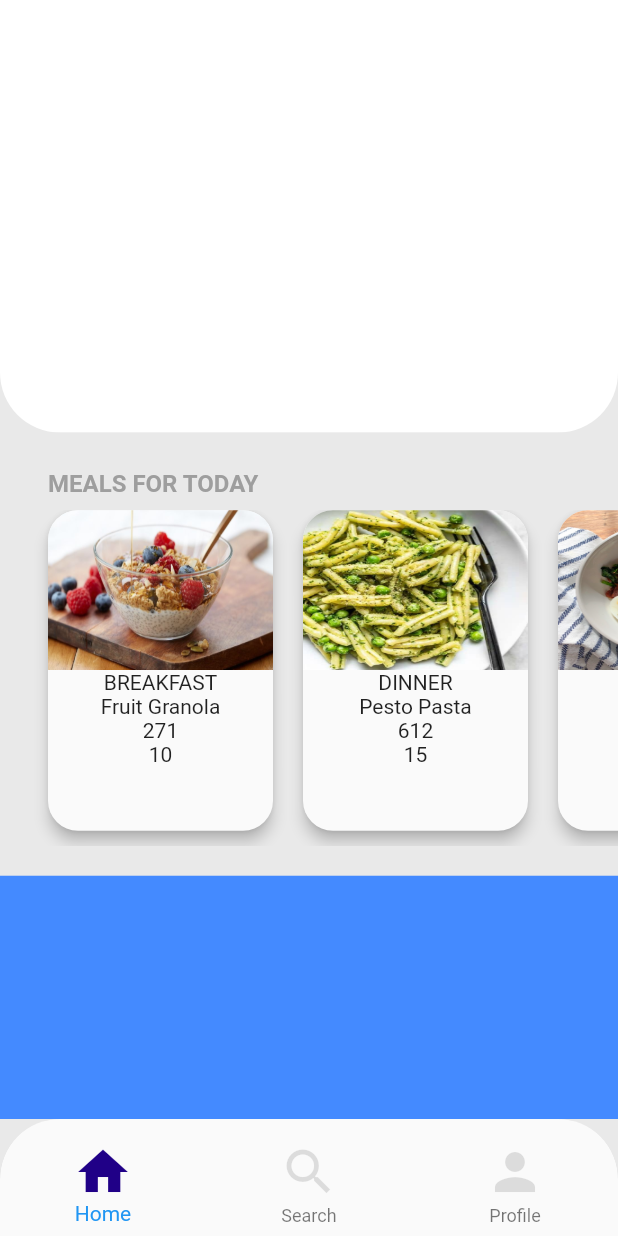
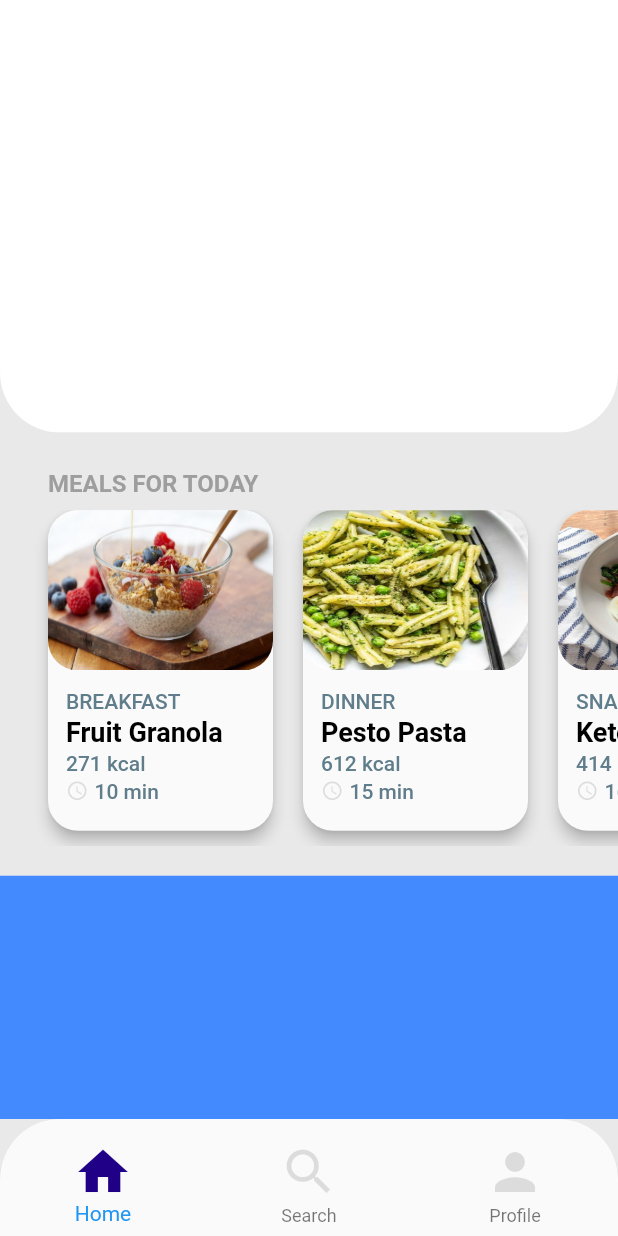
Before and after one commit to RafaelMScience/training_and_diet_app, a Flutter app: the screen it shows after launch, on a phone screen of 412 x 824 dp. Run offline on Flutter 3.47's test engine with Material 2 defaults, Android fonts, the phone set to English and light mode, and no system bars.

Commit message:
Feat: Meals for Today Block
- Add Meals para todos os dias em formato de block

```diff
--- a/lib/ui/pages/profile_screen.dart
+++ b/lib/ui/pages/profile_screen.dart
@@ -141,12 +141,13 @@ class _MealCard extends StatelessWidget {
         borderRadius: BorderRadius.all(Radius.circular(20)),
         elevation: 4,
         child: Column(
+          crossAxisAlignment: CrossAxisAlignment.start,
           mainAxisSize: MainAxisSize.max,
           children: <Widget>[
             Flexible(
               fit: FlexFit.tight,
               child: ClipRRect(
-                borderRadius: BorderRadius.vertical(top: Radius.circular(20)),
+                borderRadius: BorderRadius.all(Radius.circular(20)),
                 child: Image.asset(
                   meal.imagePath,
                   width: 150,
@@ -156,14 +157,63 @@ class _MealCard extends StatelessWidget {
             ),
             Flexible(
               fit: FlexFit.tight,
-              child: Column(
-                children: <Widget>[
-                  Text(meal.mealTime),
-                  Text(meal.name),
-                  Text(meal.kiloCaloriesBurnt),
-                  Text(meal.timeTaken),
-                  SizedBox(height: 16),
-                ],
+              child: Padding(
+                padding: const EdgeInsets.only(left: 12.0),
+                child: Column(
+                  crossAxisAlignment: CrossAxisAlignment.start,
+                  mainAxisAlignment: MainAxisAlignment.spaceBetween,
+                  children: <Widget>[
+                    SizedBox(
+                      height: 10,
+                    ),
+                    Text(
+                      meal.mealTime,
+                      style: const TextStyle(
+                          fontWeight: FontWeight.w500,
+                          fontSize: 14,
+                          color: Colors.blueGrey),
+                    ),
+                    Text(
+                      meal.name,
+                      style: const TextStyle(
+                        fontWeight: FontWeight.w700,
+                        fontSize: 18,
+                        color: Colors.black,
+                      ),
+                    ),
+                    Text(
+                      "${meal.kiloCaloriesBurnt} kcal",
+                      style: const TextStyle(
+                        fontWeight: FontWeight.w500,
+                        fontSize: 14,
+                        color: Colors.blueGrey,
+                      ),
+                    ),
+                    Row(
+                      children: <Widget>[
+                        Icon(
+                          Icons.access_time,
+                          size: 15,
+                          color: Colors.black12,
+                        ),
+                        SizedBox(
+                          width: 4,
+                        ),
+                        Text(
+                          "${meal.timeTaken} min",
+                          style: const TextStyle(
+                            fontWeight: FontWeight.w500,
+                            fontSize: 14,
+                            color: Colors.blueGrey,
+                          ),
+                        ),
+                      ],
+                    ),
+                    SizedBox(
+                      height: 16,
+                    ),
+                  ],
+                ),
               ),
             )
           ],
```
